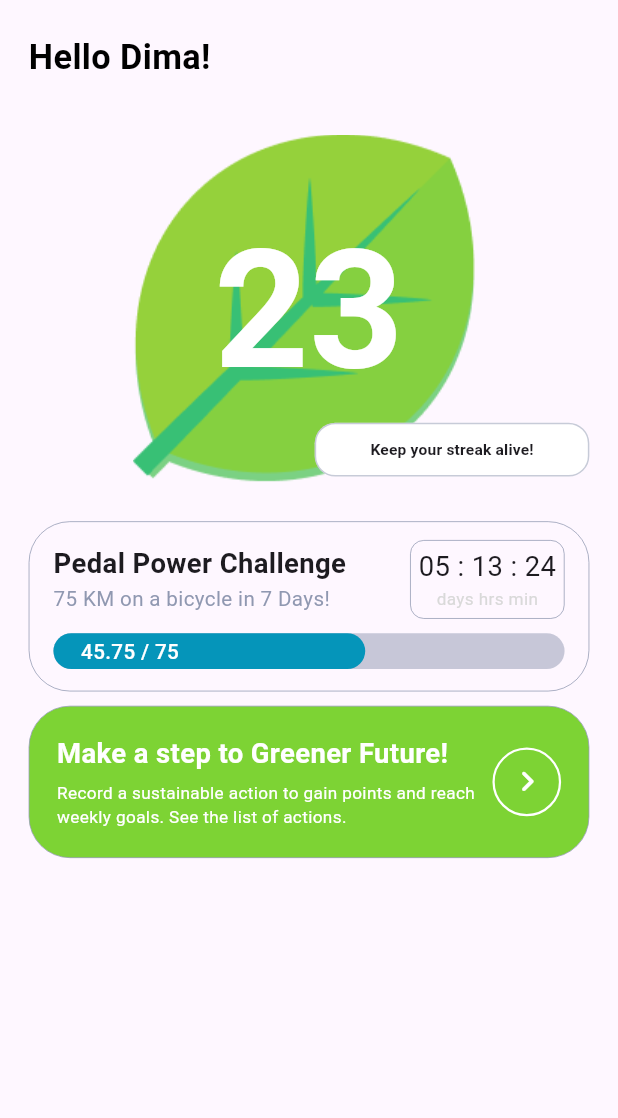
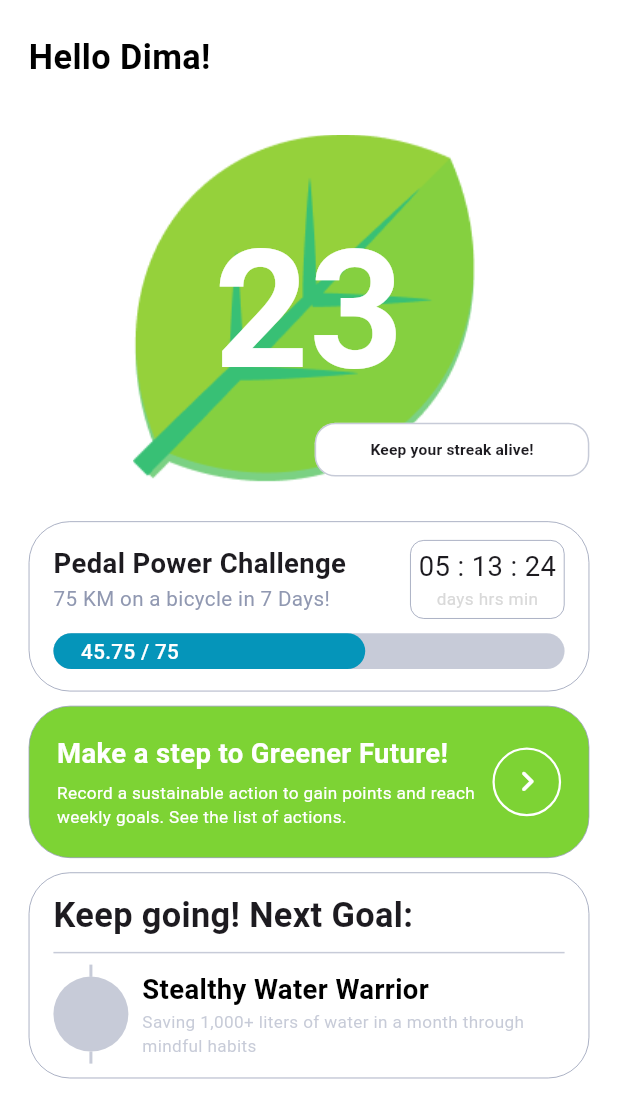
Before and after one commit to Kamal578/CH4NGE_UI, a Flutter app: the screen it shows after launch, on a phone screen of 412 x 824 dp. Shown: the top 1118 px of the screen. Run offline on Flutter 3.47's test engine with Material 3 defaults, Android fonts, the phone set to English and light mode, and no system bars; our stand-ins replace dio, either_dart, flutter_bloc, flutter_dotenv, flutter_screenutil, get_it and 1 more.

Commit message:
Added Next Achievement Widget on Home Page

```diff
--- a/lib/features/layers/presentation/screens/home/view/home_page.dart
+++ b/lib/features/layers/presentation/screens/home/view/home_page.dart
@@ -1,3 +1,4 @@
+import 'package:ch4nge/features/layers/presentation/widgets/custom_navbar.dart';
 import 'package:flutter/material.dart';
 import 'package:flutter_screenutil/flutter_screenutil.dart';
 
@@ -24,6 +25,7 @@ class _HomePageState extends State<HomePage> {
             top: 8.h,
             right: 16.h,
           ),
+          color: Colors.white,
           child: Column(
             children: [
               _buildTitleWidget(),
@@ -31,6 +33,9 @@ class _HomePageState extends State<HomePage> {
               _buildWeeklyChallengeWidget(),
               SizedBox(height: 8.h),
               _buildActionListButtonWidget(),
+              SizedBox(height: 8.h),
+              _buildNextAchievementWidget(),
+              SizedBox(height: 8.h),
             ],
           ),
         ),
@@ -203,15 +208,13 @@ class _HomePageState extends State<HomePage> {
             ],
           ),
           SizedBox(height: 8.h),
-          SizedBox(
-            child: _buildCompletedWeeklyAchievementWidget(context),
-          ),
+          SizedBox(child: _buildCompletedWeeklyAchievementBar(context)),
         ],
       ),
     );
   }
 
-  _buildCompletedWeeklyAchievementWidget(BuildContext context) {
+  _buildCompletedWeeklyAchievementBar(BuildContext context) {
     // Calculate the percentage of completed credits
     double percentageCompleted = 45.75 / 75;
 
@@ -320,7 +323,6 @@ class _HomePageState extends State<HomePage> {
                   color: Colors.white,
                   weight: 48,
                 ),
-
                 iconSize: 24.sp,
               ),
             ),
@@ -329,4 +331,91 @@ class _HomePageState extends State<HomePage> {
       ),
     );
   }
+
+  _buildNextAchievementWidget() {
+    return Container(
+      width: double.maxFinite,
+      height: 115.h,
+      padding: EdgeInsets.fromLTRB(16, 12, 16, 4),
+      decoration: BoxDecoration(
+        borderRadius: BorderRadius.circular(24.r),
+        border: Border.all(
+          color: const Color.fromARGB(255, 144, 152, 177),
+          width: 0.5,
+        ),
+      ),
+      child: Column(
+        crossAxisAlignment: CrossAxisAlignment.start,
+        children: [
+          Text(
+            "Keep going! Next Goal: ",
+            style: TextStyle(
+              fontSize: 20.sp,
+              fontWeight: FontWeight.w600,
+            ),
+          ),
+          Divider(
+            color: const Color.fromARGB(128, 144, 152, 177),
+          ),
+          Row(
+            children: [
+              Column(
+                crossAxisAlignment: CrossAxisAlignment.center,
+                children: [
+                  // Vertical line (stick) above
+                  Container(
+                    width: 2,
+                    height: 8,
+                    color: const Color.fromARGB(128, 144, 152, 177),
+                  ),
+                  Container(
+                    width: 50,
+                    height: 50,
+                    decoration: BoxDecoration(
+                      color: const Color.fromARGB(128, 144, 152, 177),
+                      shape: BoxShape.circle,
+                    ),
+                  ),
+                  // Vertical line (stick) below
+                  Container(
+                    width: 2,
+                    height: 8,
+                    color: const Color.fromARGB(128, 144, 152, 177),
+                  ),
+                ],
+              ),
+              SizedBox(width: 8.w),
+              Expanded(
+                child: Column(
+                  crossAxisAlignment: CrossAxisAlignment.start,
+                  children: [
+                    Text(
+                      "Stealthy Water Warrior",
+                      style: TextStyle(
+                        fontSize: 16.sp,
+                        fontWeight: FontWeight.bold,
+                        color: Colors.black,
+                      ),
+                    ),
+                    Text(
+                      "Saving 1,000+ liters of water in a month through mindful habits",
+                      style: TextStyle(
+                        fontSize: 10.sp,
+                        color: const Color.fromARGB(128, 144, 152, 177),
+                        height: 1.4,
+                      ),
+                      maxLines: 2,
+                      overflow: TextOverflow.ellipsis,
+                    ),
+                  ],
+                ),
+              ),
+            ],
+          ),
+        ],
+      ),
+    );
+  }
+
+
 }
```
